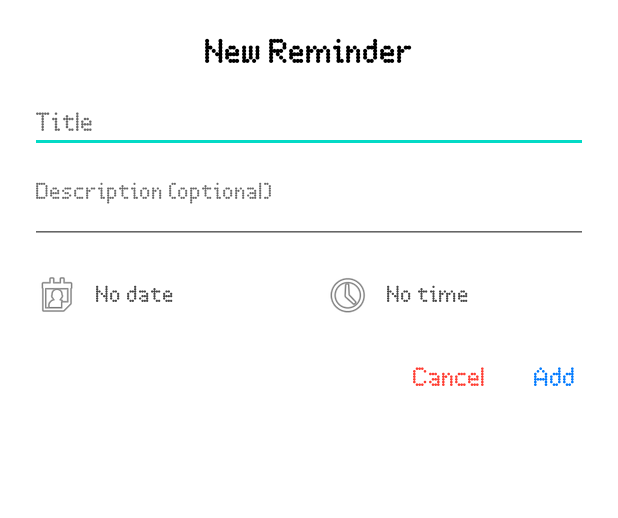
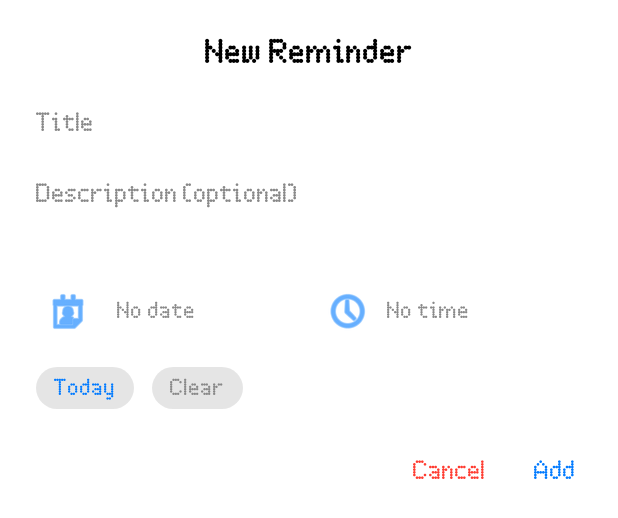
Before and after one commit to amriths04/NothingToDo, an Android app: the layout dialog_add_reminder.xml on its own in the app's theme, with its tools: preview values and no code run, on a phone screen of 412 x 824 dp. Shown: the top 518 px of the screen. Run offline under Robolectric (Android 15) with nearby library versions, the phone set to English and light mode, and no system bars.

Commit message:
Add reminder dialog UI improved

```diff
--- a/app/src/main/res/drawable/rounded_dialog_bg.xml
+++ b/app/src/main/res/drawable/rounded_dialog_bg.xml
@@ -1,5 +1,8 @@
+<?xml version="1.0" encoding="utf-8"?>
 <shape xmlns:android="http://schemas.android.com/apk/res/android"
     android:shape="rectangle">
-    <solid android:color="@android:color/white" />
-    <corners android:radius="20dp" />
+
+    <solid android:color="?attr/cardBackgroundColor" />
+
+    <corners android:radius="16dp" />
 </shape>
--- /dev/null
+++ b/app/src/main/res/drawable/tag_background.xml
@@ -0,0 +1,5 @@
+<?xml version="1.0" encoding="utf-8"?>
+<shape xmlns:android="http://schemas.android.com/apk/res/android" android:shape="rectangle">
+    <solid android:color="#1A000000" /> <!-- Light black with some transparency -->
+    <corners android:radius="50dp" />
+</shape>
--- a/app/src/main/res/layout/dialog_add_reminder.xml
+++ b/app/src/main/res/layout/dialog_add_reminder.xml
@@ -17,7 +17,7 @@
         android:text="New Reminder"
         android:textSize="20sp"
         android:textStyle="bold"
-        android:textColor="#000000"
+        android:textColor="?attr/cardTextPrimary"
         android:gravity="center"
         android:fontFamily="@font/nf"
         android:layout_marginBottom="16dp" />
@@ -30,6 +30,9 @@
         android:hint="Title"
         android:textSize="16sp"
         android:fontFamily="@font/nf"
+        android:textColor="?attr/cardTextPrimary"
+        android:textColorHint="@color/textSecondary"
+        android:backgroundTint="@android:color/transparent"
         android:inputType="text" />
 
     <!-- Reminder Description -->
@@ -41,12 +44,15 @@
         android:minLines="2"
         android:maxLines="4"
         android:gravity="top"
-        android:textSize="14sp"
+        android:textSize="16sp"
         android:fontFamily="@font/nf"
+        android:textColor="?attr/cardTextPrimary"
+        android:textColorHint="@color/textSecondary"
+        android:backgroundTint="@android:color/transparent"
         android:inputType="textMultiLine"
         android:layout_marginTop="8dp" />
 
-    <!-- Date & Time -->
+    <!-- Date & Time Section -->
     <LinearLayout
         android:layout_width="match_parent"
         android:layout_height="wrap_content"
@@ -55,7 +61,7 @@
         android:layout_marginTop="16dp"
         android:weightSum="2">
 
-        <!-- Date -->
+        <!-- Date Picker -->
         <LinearLayout
             android:layout_weight="1"
             android:layout_width="0dp"
@@ -64,9 +70,10 @@
 
             <ImageButton
                 android:id="@+id/pickDateBtn"
-                android:layout_width="36dp"
-                android:layout_height="36dp"
+                android:layout_width="50dp"
+                android:layout_height="50dp"
                 android:src="@android:drawable/ic_menu_my_calendar"
+                android:tint="?attr/cardIconTint"
                 android:background="@android:color/transparent"
                 android:contentDescription="Pick Date" />
 
@@ -76,12 +83,12 @@
                 android:layout_height="wrap_content"
                 android:text="No date"
                 android:textSize="14sp"
-                android:textColor="#444444"
+                android:textColor="?attr/cardTextSecondary"
                 android:layout_marginStart="8dp"
                 android:fontFamily="@font/nf" />
         </LinearLayout>
 
-        <!-- Time -->
+        <!-- Time Picker -->
         <LinearLayout
             android:layout_weight="1"
             android:layout_width="0dp"
@@ -94,6 +101,7 @@
                 android:layout_width="36dp"
                 android:layout_height="36dp"
                 android:src="@android:drawable/ic_menu_recent_history"
+                android:tint="?attr/cardIconTint"
                 android:background="@android:color/transparent"
                 android:contentDescription="Pick Time" />
 
@@ -103,13 +111,49 @@
                 android:layout_height="wrap_content"
                 android:text="No time"
                 android:textSize="14sp"
-                android:textColor="#444444"
+                android:textColor="?attr/cardTextSecondary"
                 android:layout_marginStart="8dp"
                 android:fontFamily="@font/nf" />
         </LinearLayout>
     </LinearLayout>
 
-    <!-- Buttons Row -->
+    <!-- Date Shortcuts -->
+    <LinearLayout
+        android:layout_width="match_parent"
+        android:layout_height="wrap_content"
+        android:orientation="horizontal"
+        android:gravity="start"
+        android:layout_marginTop="12dp"
+        android:layout_marginBottom="4dp"
+        android:paddingHorizontal="4dp">
+
+        <TextView
+            android:id="@+id/todayShortcut"
+            android:layout_width="wrap_content"
+            android:layout_height="wrap_content"
+            android:text="Today"
+            android:background="@drawable/tag_background"
+            android:textColor="@color/blueAccent"
+            android:textSize="14sp"
+            android:paddingHorizontal="12dp"
+            android:paddingVertical="6dp"
+            android:fontFamily="@font/nf"
+            android:layout_marginEnd="12dp" />
+
+        <TextView
+            android:id="@+id/clearDateBtn"
+            android:layout_width="wrap_content"
+            android:layout_height="wrap_content"
+            android:text="Clear"
+            android:background="@drawable/tag_background"
+            android:textColor="@color/textSecondary"
+            android:textSize="14sp"
+            android:paddingHorizontal="12dp"
+            android:paddingVertical="6dp"
+            android:fontFamily="@font/nf" />
+    </LinearLayout>
+
+    <!-- Bottom Buttons -->
     <LinearLayout
         android:layout_marginTop="20dp"
         android:layout_width="match_parent"
@@ -133,7 +177,7 @@
             android:layout_width="wrap_content"
             android:layout_height="wrap_content"
             android:text="Add"
-            android:textColor="#007AFF"
+            android:textColor="@color/blueAccent"
             android:textSize="16sp"
             android:fontFamily="@font/nf"
             android:padding="8dp" />
```
Also changed, not shown: app/src/main/java/com/example/nothingtasks/AddReminderDialog.java (+36 -9 lines), app/src/main/java/com/example/nothingtasks/MainActivity.java (+19 -6 lines).
